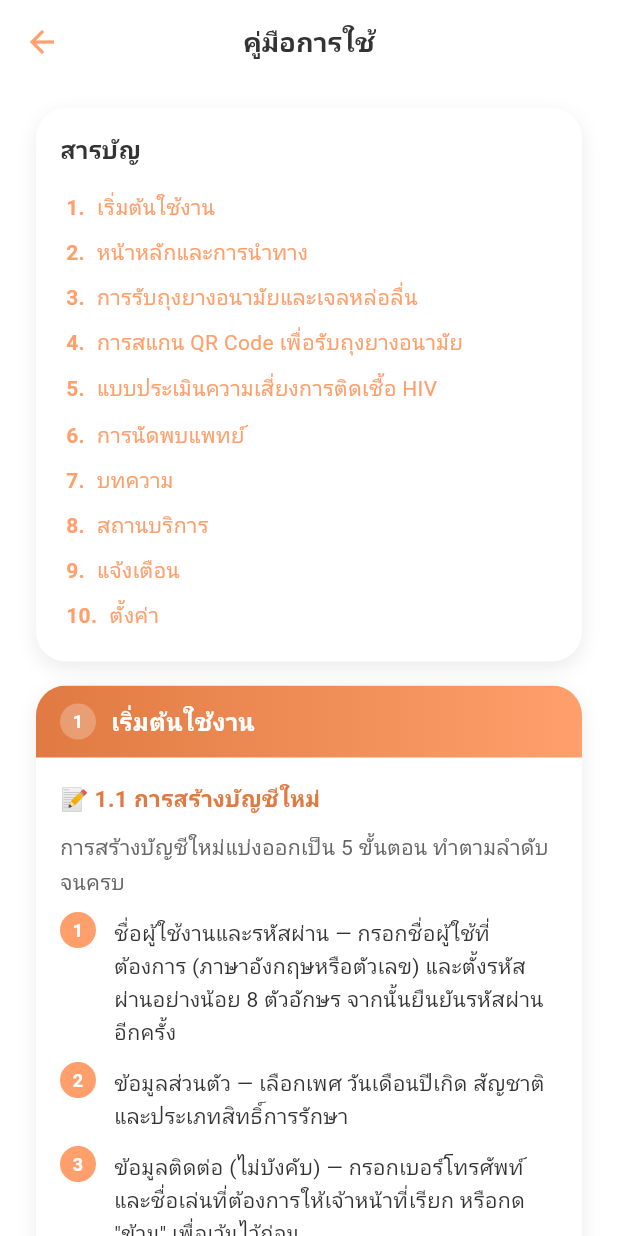
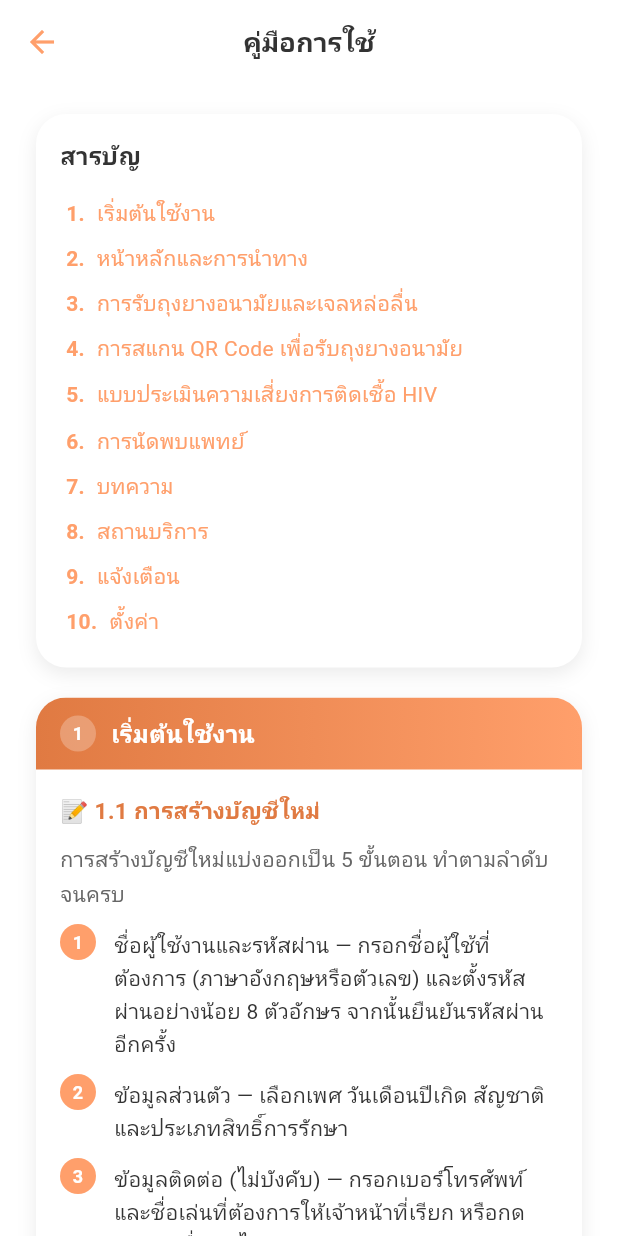
Before and after one commit to sippathamm/MyCareNK, a Flutter app: the GuidePage screen opened directly, on a phone screen of 412 x 824 dp. Run offline on Flutter 3.47's test engine with Material 3 defaults, Android fonts, the phone set to English and light mode, and no system bars; our stand-ins replace flutter_dotenv, google_fonts, image_picker, package_info_plus, supabase_flutter; missing offline and left inert: mobile_scanner; accounts and stored records are empty; network calls fail.

Commit message:
[APP] Fix guide page card spacing to match condom-request and doctor-booking pages
* Remove margin from GuideSection and TOC card; spacing now handled
  by explicit SizedBox(height: 20) separators — same as _buildSectionCard
  in condom_request_page and doctor_booking_page
* Change outer padding top 16→20 to match fromLTRB(24, 20, 24, 24) pattern
* Add crossAxisAlignment: CrossAxisAlignment.stretch to outer Column
  so all cards fill the full available width
* Bump version to 0.22.0+5

Co-Authored-By: Claude Sonnet 4.6 <noreply@anthropic.com>

```diff
--- a/app/lib/features/home/presentation/pages/guide_page.dart
+++ b/app/lib/features/home/presentation/pages/guide_page.dart
@@ -54,11 +54,14 @@ class _GuidePageState extends State<GuidePage> {
           SliverList(
             delegate: SliverChildListDelegate([
               Padding(
-                padding: const EdgeInsets.fromLTRB(24, 16, 24, 24),
+                padding: const EdgeInsets.fromLTRB(24, 20, 24, 24),
                 child: Column(
+                  crossAxisAlignment: CrossAxisAlignment.stretch,
                   children: [
                     _buildTOC(),
-                    ..._buildSections(),
+                    ..._buildSections().expand(
+                      (s) => [const SizedBox(height: 20), s],
+                    ),
                   ],
                 ),
               ),
@@ -83,7 +86,6 @@ class _GuidePageState extends State<GuidePage> {
       'ตั้งค่า',
     ];
     return Container(
-      margin: const EdgeInsets.only(bottom: 16),
       padding: const EdgeInsets.all(16),
       decoration: BoxDecoration(
         color: AppColors.white,
--- a/app/lib/features/home/presentation/widgets/guide_widgets.dart
+++ b/app/lib/features/home/presentation/widgets/guide_widgets.dart
@@ -21,7 +21,6 @@ class GuideSection extends StatelessWidget {
   @override
   Widget build(BuildContext context) {
     return Container(
-      margin: const EdgeInsets.only(bottom: 16),
       decoration: BoxDecoration(
         color: AppColors.white,
         borderRadius: BorderRadius.circular(20),
--- a/app/pubspec.yaml
+++ b/app/pubspec.yaml
@@ -16,7 +16,7 @@ publish_to: 'none' # Remove this line if you wish to publish to pub.dev
 # https://developer.apple.com/library/archive/documentation/General/Reference/InfoPlistKeyReference/Articles/CoreFoundationKeys.html
 # In Windows, build-name is used as the major, minor, and patch parts
 # of the product and file versions while build-number is used as the build suffix.
-version: 0.22.0+4
+version: 0.22.0+5
 
 environment:
   sdk: ^3.10.4
```
